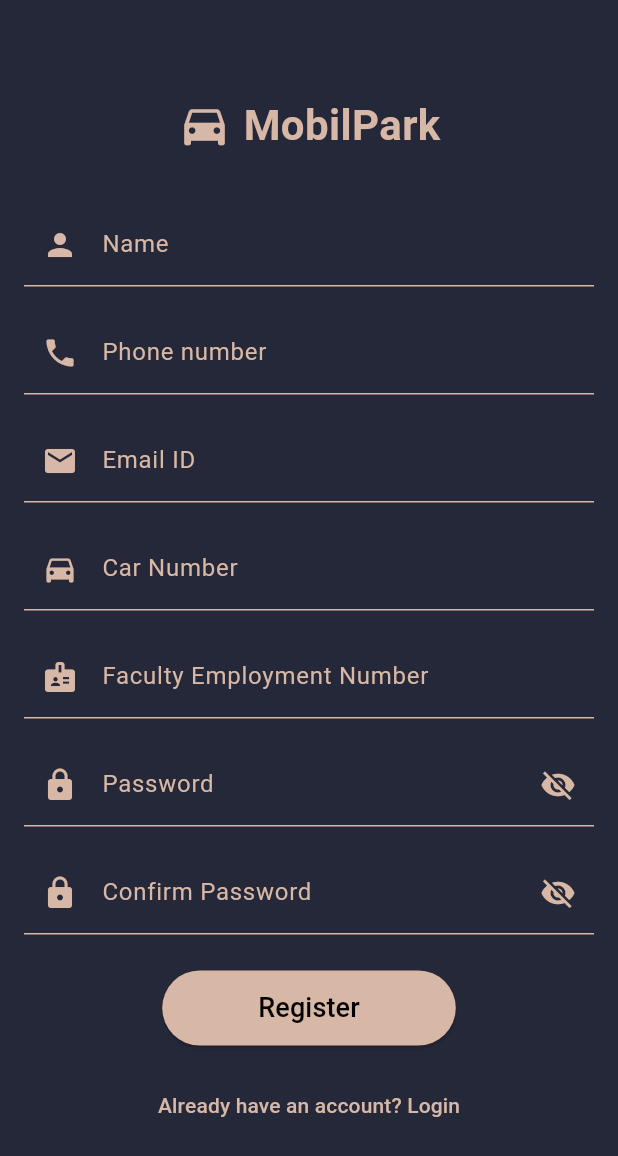
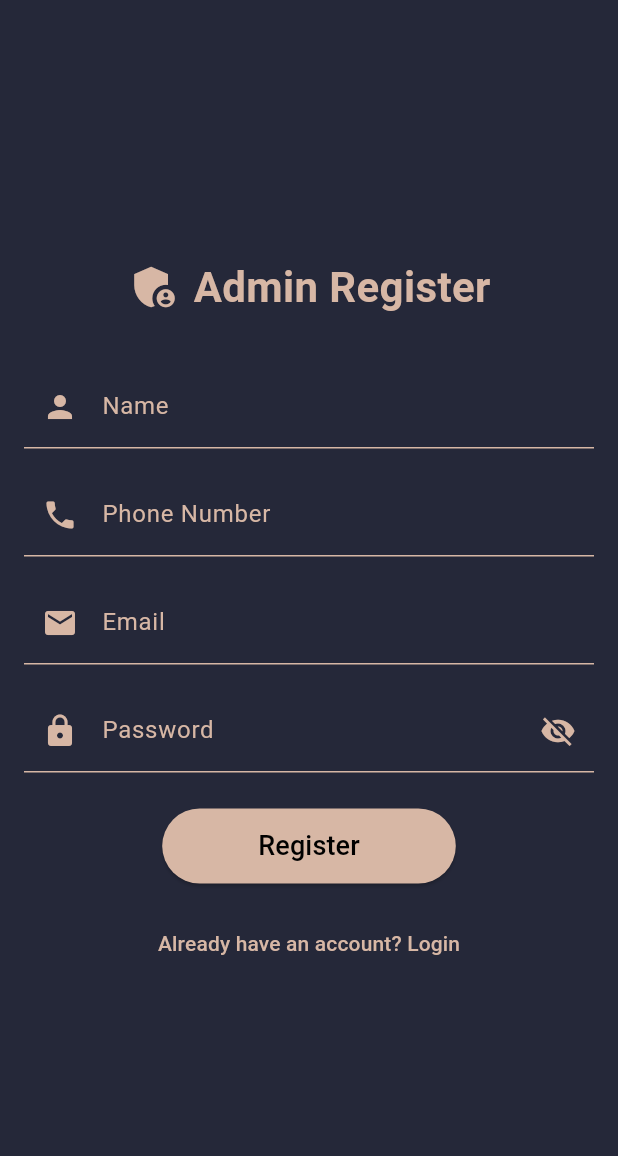
Before and after one commit to Harshvardhansoni03/Moibilpark_FlutterProject, a Flutter app: the screen it shows after launch, after a tap on "Register", on a phone screen of 412 x 824 dp. Shown: the top 1156 px of the screen. Run offline on Flutter 3.47's test engine with Material 3 defaults, Android fonts, the light colour scheme and no system bars; our stand-ins replace cloud_firestore, firebase_auth, firebase_core; accounts and stored records are empty.

Commit message:
admin side login registration done

```diff
--- a/mobil_park/lib/controller/auth_controller.dart
+++ b/mobil_park/lib/controller/faculty/auth_controller.dart
@@ -1,6 +1,6 @@
 // auth_controller.dart
 import 'package:flutter/material.dart';
-import 'package:mobil_park/model/auth_model.dart';
+import 'package:mobil_park/model/faculty/auth_model.dart';
 
 class AuthController {
   final AuthModel _authModel;
--- /dev/null
+++ b/mobil_park/lib/model/admin/user.dart
@@ -0,0 +1,27 @@
+class UserModel {
+  String name;
+  String phoneNo;
+  String email;
+  String password;
+
+  UserModel({
+    required this.name,
+    required this.phoneNo,
+    required this.email,
+    required this.password,
+  });
+
+  // Validation method
+  bool isValid() {
+    return name.isNotEmpty && phoneNo.isNotEmpty && email.isNotEmpty && password.isNotEmpty;
+  }
+
+  // Convert UserModel to a map for Firestore
+  Map<String, dynamic> toMap() {
+    return {
+      'name': name,
+      'phone_no': phoneNo,
+      'email': email,
+    };
+  }
+}
--- /dev/null
+++ b/mobil_park/lib/screens/admin/admin_login.dart
@@ -0,0 +1,187 @@
+import 'package:flutter/material.dart';
+import 'package:mobil_park/controller/admin/admin_auth_controller.dart';
+import 'package:mobil_park/model/admin/auth_model.dart';
+import 'package:mobil_park/screens/admin/admin_registration.dart';
+import 'package:mobil_park/screens/admin/admin_home.dart';
+
+class AdminSignInScreen extends StatefulWidget {
+  @override
+  _AdminSignInScreenState createState() => _AdminSignInScreenState();
+}
+
+class _AdminSignInScreenState extends State<AdminSignInScreen> {
+  final _usernameController = TextEditingController();
+  final _passwordController = TextEditingController();
+  final AuthModel _authModel = AuthModel();
+  late AuthController _authController;
+  bool _isPasswordVisible = false;
+
+  @override
+  void initState() {
+    super.initState();
+    _authController = AuthController(context, _authModel);
+  }
+
+  @override
+  Widget build(BuildContext context) {
+    return Scaffold(
+      backgroundColor: Color(0xFF252839),
+      body: Stack(
+        children: [
+          Align(
+            alignment: Alignment.topLeft,
+            child: Padding(
+              padding: const EdgeInsets.all(16.0),
+              child: Row(
+                mainAxisSize: MainAxisSize.min,
+                children: [
+                  Icon(Icons.admin_panel_settings,
+                      color: Color(0xFFD7B7A5), size: 36),
+                  SizedBox(width: 8),
+                  Text(
+                    "Admin Login",
+                    style: TextStyle(
+                      fontSize: 24,
+                      fontWeight: FontWeight.bold,
+                      color: Color(0xFFD7B7A5),
+                    ),
+                  ),
+                ],
+              ),
+            ),
+          ),
+          Center(
+            child: SingleChildScrollView(
+              child: Padding(
+                padding: const EdgeInsets.all(16.0),
+                child: Column(
+                  children: [
+                    SizedBox(height: 60),
+                    Container(
+                      height: 200,
+                      child: Image.asset(
+                        'assets/images/car_r.png',
+                        fit: BoxFit.cover,
+                      ),
+                    ),
+                    SizedBox(height: 32),
+                    _buildTextField(
+                      controller: _usernameController,
+                      hintText: "Admin Username",
+                      icon: Icons.person,
+                    ),
+                    SizedBox(height: 16),
+                    _buildPasswordField(),
+                    SizedBox(height: 24),
+                    GestureDetector(
+                      onTap: () {
+                        _authController.signInAsAdmin(
+                          _usernameController.text.trim(),
+                          _passwordController.text.trim(),
+                        );
+                      },
+                      child: Container(
+                        width: double.infinity,
+                        height: 50,
+                        decoration: BoxDecoration(
+                          color: Color(0xFF939185),
+                          borderRadius: BorderRadius.circular(10),
+                        ),
+                        child: Center(
+                          child: Text(
+                            "Admin Sign-In",
+                            style: TextStyle(
+                              color: Colors.white,
+                              fontSize: 20,
+                              fontWeight: FontWeight.bold,
+                            ),
+                          ),
+                        ),
+                      ),
+                    ),
+                    SizedBox(height: 16),
+                    Row(
+                      mainAxisAlignment: MainAxisAlignment.center,
+                      children: [
+                        Text(
+                          "Don't have an account?",
+                          style: TextStyle(color: Colors.white70),
+                        ),
+                        TextButton(
+                          onPressed: () {
+                            Navigator.pushReplacement(
+                              context,
+                              MaterialPageRoute(
+                                builder: (context) => AdminRegisterScreen(),
+                              ),
+                            );
+                          },
+                          child: Text(
+                            "Register",
+                            style: TextStyle(color: Color(0xFFB5A96B)),
+                          ),
+                        ),
+                      ],
+                    ),
+                  ],
+                ),
+              ),
+            ),
+          ),
+        ],
+      ),
+    );
+  }
+
+  Widget _buildTextField({
+    required TextEditingController controller,
+    required String hintText,
+    required IconData icon,
+  }) {
+    return TextField(
+      controller: controller,
+      style: TextStyle(color: Color(0xFFD7B7A5)),
+      decoration: InputDecoration(
+        hintText: hintText,
+        hintStyle: TextStyle(color: Colors.white70),
+        prefixIcon: Icon(icon, color: Colors.white70),
+        enabledBorder: UnderlineInputBorder(
+          borderSide: BorderSide(color: Color(0xFFD7B7A5)),
+        ),
+        focusedBorder: UnderlineInputBorder(
+          borderSide: BorderSide(color: Color(0xFFD7B7A5)),
+        ),
+      ),
+    );
+  }
+
+  Widget _buildPasswordField() {
+    return TextField(
+      controller: _passwordController,
+      obscureText: !_isPasswordVisible,
+      style: TextStyle(color: Colors.white),
+      decoration: InputDecoration(
+        hintText: "Password",
+        hintStyle: TextStyle(color: Colors.white70),
+        prefixIcon: Icon(Icons.lock, color: Colors.white70),
+        suffixIcon: IconButton(
+          icon: Icon(
+            _isPasswordVisible ? Icons.visibility : Icons.visibility_off,
+            color: Colors.white70,
+          ),
+          onPressed: () {
+            setState(() {
+              _isPasswordVisible = !_isPasswordVisible;
+            });
+          },
+        ),
+        enabledBorder: UnderlineInputBorder(
+          borderSide: BorderSide(color: Color(0xFFD7B7A5)),
+        ),
+        focusedBorder: UnderlineInputBorder(
+          borderSide: BorderSide(color: Colors.white),
+        ),
+      ),
+    );
+  }
+}
--- /dev/null
+++ b/mobil_park/lib/screens/admin/admin_registration.dart
@@ -0,0 +1,170 @@
+import 'package:flutter/material.dart';
+import 'package:mobil_park/controller/admin/admin_registration_controller.dart';
+import 'package:mobil_park/model/admin/user.dart';
+import 'package:mobil_park/screens/admin/admin_login.dart';
+
+class AdminRegisterScreen extends StatefulWidget {
+  @override
+  _AdminRegisterScreenState createState() => _AdminRegisterScreenState();
+}
+
+class _AdminRegisterScreenState extends State<AdminRegisterScreen> {
+  final _controller = RegisterController();
+
+  final _nameController = TextEditingController();
+  final _phoneNoController = TextEditingController();
+  final _emailController = TextEditingController();
+  final _passwordController = TextEditingController();
+
+  bool _isPasswordVisible = false;
+
+  @override
+  Widget build(BuildContext context) {
+    return Scaffold(
+      backgroundColor: const Color(0xFF252839),
+      body: Center(
+        child: SingleChildScrollView(
+          child: Padding(
+            padding: const EdgeInsets.all(16.0),
+            child: Column(
+              mainAxisAlignment: MainAxisAlignment.center,
+              children: [
+                Row(
+                  mainAxisAlignment: MainAxisAlignment.center,
+                  children: const [
+                    Icon(
+                      Icons.admin_panel_settings,
+                      color: Color(0xFFD7B7A5),
+                      size: 36,
+                    ),
+                    SizedBox(width: 8),
+                    Text(
+                      "Admin Register",
+                      style: TextStyle(
+                        fontSize: 28,
+                        fontWeight: FontWeight.bold,
+                        color: Color(0xFFD7B7A5),
+                      ),
+                    ),
+                  ],
+                ),
+                const SizedBox(height: 32),
+                _buildTextField("Name", _nameController, Icons.person),
+                const SizedBox(height: 16),
+                _buildTextField(
+                  "Phone Number",
+                  _phoneNoController,
+                  Icons.phone,
+                  inputType: TextInputType.phone,
+                ),
+                const SizedBox(height: 16),
+                _buildTextField(
+                  "Email",
+                  _emailController,
+                  Icons.email,
+                  inputType: TextInputType.emailAddress,
+                ),
+                const SizedBox(height: 16),
+                _buildPasswordField(
+                  "Password",
+                  _passwordController,
+                  _isPasswordVisible,
+                  () => setState(() => _isPasswordVisible = !_isPasswordVisible),
+                ),
+                const SizedBox(height: 24),
+                ElevatedButton(
+                  onPressed: () {
+                    final userModel = UserModel(
+                      name: _nameController.text.trim(),
+                      phoneNo: _phoneNoController.text.trim(),
+                      email: _emailController.text.trim(),
+                      password: _passwordController.text.trim(),
+                    );
+                    _controller.registerAdmin(userModel, context);
+                  },
+                  style: ElevatedButton.styleFrom(
+                    backgroundColor: const Color(0xFFD7B7A5),
+                  ),
+                  child: const Padding(
+                    padding:
+                        EdgeInsets.symmetric(horizontal: 40.0, vertical: 12.0),
+                    child: Text(
+                      "Register",
+                      style: TextStyle(fontSize: 18, color: Colors.black),
+                    ),
+                  ),
+                ),
+                const SizedBox(height: 16),
+                TextButton(
+                  onPressed: () {
+                    Navigator.pushReplacement(
+                      context,
+                      MaterialPageRoute(
+                        builder: (context) => AdminSignInScreen(),
+                      ),
+                    );
+                  },
+                  child: const Text(
+                    "Already have an account? Login",
+                    style: TextStyle(color: Color(0xFFD7B7A5)),
+                  ),
+                ),
+              ],
+            ),
+          ),
+        ),
+      ),
+    );
+  }
+
+  Widget _buildTextField(String label, TextEditingController controller,
+      IconData icon, {TextInputType inputType = TextInputType.text}) {
+    return TextField(
+      controller: controller,
+      keyboardType: inputType,
+      style: const TextStyle(color: Colors.white),
+      decoration: InputDecoration(
+        labelText: label,
+        labelStyle: const TextStyle(color: Color(0xFFD7B7A5)),
+        enabledBorder: const UnderlineInputBorder(
+          borderSide: BorderSide(color: Color(0xFFD7B7A5)),
+        ),
+        focusedBorder: const UnderlineInputBorder(
+          borderSide: BorderSide(color: Colors.white),
+        ),
+        prefixIcon: Icon(icon, color: const Color(0xFFD7B7A5)),
+      ),
+    );
+  }
+
+  Widget _buildPasswordField(
+    String label,
+    TextEditingController controller,
+    bool isPasswordVisible,
+    VoidCallback toggleVisibility,
+  ) {
+    return TextField(
+      controller: controller,
+      obscureText: !isPasswordVisible,
+      style: const TextStyle(color: Colors.white),
+      decoration: InputDecoration(
+        labelText: label,
+        labelStyle: const TextStyle(color: Color(0xFFD7B7A5)),
+        enabledBorder: const UnderlineInputBorder(
+          borderSide: BorderSide(color: Color(0xFFD7B7A5)),
+        ),
+        focusedBorder: const UnderlineInputBorder(
+          borderSide: BorderSide(color: Colors.white),
+        ),
+        prefixIcon: const Icon(Icons.lock, color: Color(0xFFD7B7A5)),
+        suffixIcon: IconButton(
+          icon: Icon(
+            isPasswordVisible ? Icons.visibility : Icons.visibility_off,
+            color: const Color(0xFFD7B7A5),
+          ),
+          onPressed: toggleVisibility,
+        ),
+      ),
+    );
+  }
+}
--- a/mobil_park/lib/services/client/client_login_screen.dart
+++ b/mobil_park/lib/screens/client/client_login_screen.dart
@@ -1,7 +1,7 @@
 // sign_in_screen.dart
 import 'package:flutter/material.dart';
-import 'package:mobil_park/controller/auth_controller.dart';
-import 'package:mobil_park/model/auth_model.dart';
+import 'package:mobil_park/controller/faculty/auth_controller.dart';
+import 'package:mobil_park/model/faculty/auth_model.dart';
 import 'client_registration_screen.dart';
 
 class SignInScreen extends StatefulWidget {
--- a/mobil_park/lib/services/client/client_registration_screen.dart
+++ b/mobil_park/lib/screens/client/client_registration_screen.dart
@@ -1,8 +1,8 @@
 // view/register_screen.dart
 import 'package:flutter/material.dart';
-import 'package:mobil_park/controller/registration_controller';
-import 'package:mobil_park/model/user.dart';
-import 'package:mobil_park/services/client/client_login_screen.dart';
+import 'package:mobil_park/controller/faculty/registration_controller.dart';
+import 'package:mobil_park/model/faculty/user.dart';
+import 'package:mobil_park/screens/client/client_login_screen.dart';
 
 class RegisterScreen extends StatefulWidget {
   @override
--- a/mobil_park/lib/splash_screen.dart
+++ b/mobil_park/lib/splash_screen.dart
@@ -1,4 +1,8 @@
+import 'dart:async';
 import 'package:flutter/material.dart';
+import 'package:mobil_park/screens/admin/admin_login.dart';
+import 'package:mobil_park/screens/client/client_registration_screen.dart';
+import 'package:mobil_park/screens/admin/admin_registration.dart';
 
 void main() => runApp(MobilParkApp());
 
@@ -25,6 +29,8 @@ class _SplashScreenState extends State<SplashScreen>
   @override
   void initState() {
     super.initState();
+
+    // Animation setup
     _controller = AnimationController(
       vsync: this,
       duration: const Duration(seconds: 2),
@@ -33,6 +39,14 @@ class _SplashScreenState extends State<SplashScreen>
       parent: _controller,
       curve: Curves.easeInOut,
     ));
+
+    // Navigate to the next screen after 3 seconds
+    Timer(Duration(seconds: 3), () {
+      Navigator.pushReplacement(
+        context,
+        MaterialPageRoute(builder: (context) => AdminSignInScreen()), // Replace with the screen you want
+      );
+    });
   }
 
   @override
```
Also changed, not shown: mobil_park/lib/controller/admin/admin_auth_controller.dart (added, +40 -0 lines), mobil_park/lib/controller/admin/admin_registration_controller.dart (added, +50 -0 lines), mobil_park/lib/controller/faculty/registration_controller.dart (renamed from mobil_park/lib/services/controller/register_controller.dart, +2 -6 lines), mobil_park/lib/controller/registration_controller.dart (deleted, +0 -47 lines), mobil_park/lib/main.dart (+6 -56 lines), mobil_park/lib/model/faculty/auth_model.dart (added, +26 -0 lines), mobil_park/lib/screens/admin/admin_home.dart (added, +52 -0 lines), mobil_park/lib/model/admin/auth_model.dart (renamed from mobil_park/lib/model/auth_model.dart), mobil_park/lib/model/faculty/user.dart (renamed from mobil_park/lib/model/user.dart), 2 other files.
